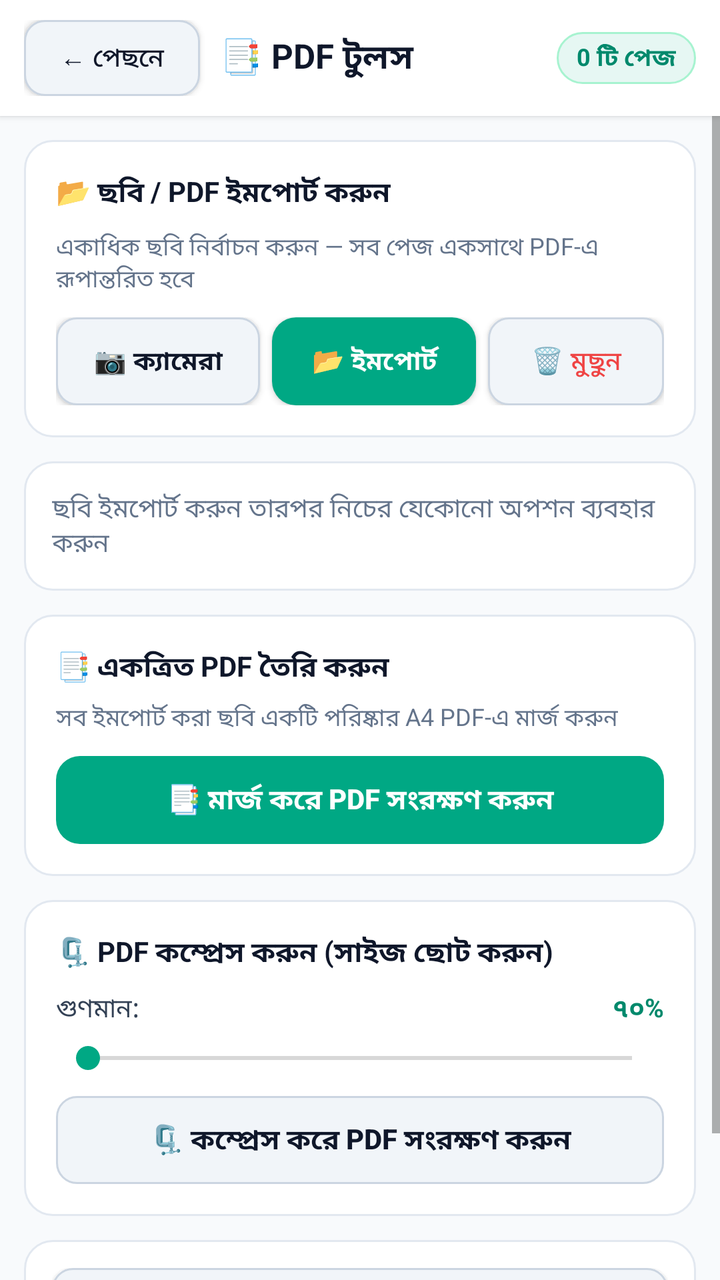
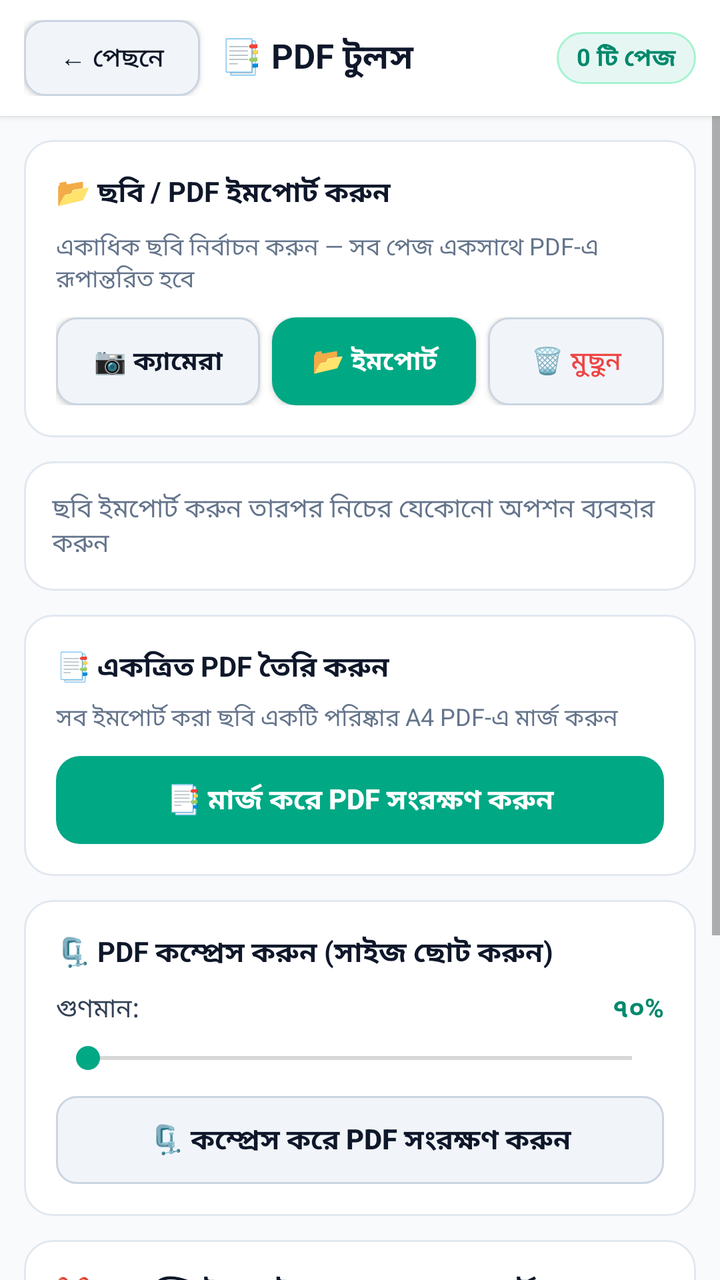

An Android layout rendered at two revisions. The XML below is the earlier revision; the diff shows what the commit changed to produce the second picture.
<!-- AndroidManifest.xml: application theme Theme.CamLabStudio -->
<!-- res/layout/activity_pdf_tools.xml -->
<?xml version="1.0" encoding="utf-8"?>
<LinearLayout xmlns:android="http://schemas.android.com/apk/res/android"
    android:layout_width="match_parent"
    android:layout_height="match_parent"
    android:orientation="vertical"
    android:background="#F8FAFC"
    android:fitsSystemWindows="true">

    
    <LinearLayout
        android:layout_width="match_parent"
        android:layout_height="wrap_content"
        android:background="#FFFFFF"
        android:paddingHorizontal="12dp"
        android:paddingVertical="10dp"
        android:gravity="center_vertical"
        android:elevation="2dp">

        <androidx.appcompat.widget.AppCompatButton
            android:id="@+id/btn_pdf_back"
            android:layout_width="wrap_content"
            android:layout_height="38dp"
            android:paddingHorizontal="12dp"
            android:text="← পেছনে"
            android:textAllCaps="false"
            android:background="@drawable/bg_btn_outline"
            android:textColor="#0F172A"
            android:textSize="13sp" />

        <TextView
            android:layout_width="0dp"
            android:layout_height="wrap_content"
            android:layout_weight="1"
            android:layout_marginStart="10dp"
            android:text="📑 PDF টুলস"
            android:textColor="#0F172A"
            android:textSize="17sp"
            android:textStyle="bold" />

        <TextView
            android:id="@+id/tv_pdf_page_count"
            android:layout_width="wrap_content"
            android:layout_height="wrap_content"
            android:background="@drawable/bg_chip"
            android:paddingHorizontal="10dp"
            android:paddingVertical="4dp"
            android:text="0 টি পেজ"
            android:textColor="#00896C"
            android:textStyle="bold"
            android:textSize="12sp" />
    </LinearLayout>

    
    <ProgressBar
        android:id="@+id/pb_pdf_tools"
        android:layout_width="match_parent"
        android:layout_height="4dp"
        style="?android:attr/progressBarStyleHorizontal"
        android:visibility="gone"
        android:indeterminate="true"
        android:progressTint="#00896C" />

    <ScrollView
        android:layout_width="match_parent"
        android:layout_height="0dp"
        android:layout_weight="1">

        <LinearLayout
            android:layout_width="match_parent"
            android:layout_height="wrap_content"
            android:orientation="vertical"
            android:padding="12dp">

            
            <LinearLayout
                android:layout_width="match_parent"
                android:layout_height="wrap_content"
                android:orientation="vertical"
                android:background="@drawable/bg_card"
                android:padding="16dp"
                android:layout_marginBottom="12dp">

                <TextView
                    android:layout_width="wrap_content"
                    android:layout_height="wrap_content"
                    android:text="📂 ছবি / PDF ইমপোর্ট করুন"
                    android:textColor="#0F172A"
                    android:textStyle="bold"
                    android:textSize="14sp"
                    android:layout_marginBottom="8dp" />

                <TextView
                    android:layout_width="wrap_content"
                    android:layout_height="wrap_content"
                    android:text="একাধিক ছবি নির্বাচন করুন — সব পেজ একসাথে PDF-এ রূপান্তরিত হবে"
                    android:textColor="#64748B"
                    android:textSize="12sp"
                    android:layout_marginBottom="10dp" />

                <LinearLayout android:layout_width="match_parent" android:layout_height="wrap_content" android:orientation="horizontal">
                    <androidx.appcompat.widget.AppCompatButton
                        android:id="@+id/btn_pdf_camera"
                        android:layout_width="0dp"
                        android:layout_height="44dp"
                        android:layout_weight="1"
                        android:layout_marginEnd="6dp"
                        android:text="📷 ক্যামেরা"
                        android:textAllCaps="false"
                        android:textColor="#0F172A"
                        android:textSize="13sp"
                        android:textStyle="bold"
                        android:background="@drawable/bg_btn_outline" />

                    <androidx.appcompat.widget.AppCompatButton
                        android:id="@+id/btn_pdf_import"
                        android:layout_width="0dp"
                        android:layout_height="44dp"
                        android:layout_weight="1"
                        android:layout_marginEnd="6dp"
                        android:text="📂 ইমপোর্ট"
                        android:textAllCaps="false"
                        android:textColor="#FFFFFF"
                        android:textSize="13sp"
                        android:textStyle="bold"
                        android:background="@drawable/bg_btn_primary" />

                    <androidx.appcompat.widget.AppCompatButton
                        android:id="@+id/btn_pdf_clear"
                        android:layout_width="wrap_content"
                        android:layout_height="44dp"
                        android:paddingHorizontal="10dp"
                        android:text="🗑️ মুছুন"
                        android:textAllCaps="false"
                        android:textColor="#EF4444"
                        android:textSize="13sp"
                        android:background="@drawable/bg_btn_outline" />
                </LinearLayout>
            </LinearLayout>

            
            <LinearLayout
                android:layout_width="match_parent"
                android:layout_height="wrap_content"
                android:orientation="vertical"
                android:background="@drawable/bg_card"
                android:padding="14dp"
                android:layout_marginBottom="12dp">

                <TextView
                    android:id="@+id/tv_pdf_status"
                    android:layout_width="match_parent"
                    android:layout_height="wrap_content"
                    android:text="ছবি ইমপোর্ট করুন তারপর নিচের যেকোনো অপশন ব্যবহার করুন"
                    android:textColor="#64748B"
                    android:textSize="13sp" />
            </LinearLayout>

            
            <LinearLayout
                android:layout_width="match_parent"
                android:layout_height="wrap_content"
                android:orientation="vertical"
                android:background="@drawable/bg_card"
                android:padding="16dp"
                android:layout_marginBottom="12dp">

                <TextView
                    android:layout_width="wrap_content"
                    android:layout_height="wrap_content"
                    android:text="📑 একত্রিত PDF তৈরি করুন"
                    android:textColor="#0F172A"
                    android:textStyle="bold"
                    android:textSize="14sp"
                    android:layout_marginBottom="6dp" />

                <TextView
                    android:layout_width="wrap_content"
                    android:layout_height="wrap_content"
                    android:text="সব ইমপোর্ট করা ছবি একটি পরিষ্কার A4 PDF-এ মার্জ করুন"
                    android:textColor="#64748B"
                    android:textSize="12sp"
                    android:layout_marginBottom="10dp" />

                <androidx.appcompat.widget.AppCompatButton
                    android:id="@+id/btn_pdf_merge"
                    android:layout_width="match_parent"
                    android:layout_height="44dp"
                    android:text="📑 মার্জ করে PDF সংরক্ষণ করুন"
                    android:textAllCaps="false"
                    android:textColor="#FFFFFF"
                    android:textSize="14sp"
                    android:textStyle="bold"
                    android:background="@drawable/bg_btn_primary"
                    android:enabled="false" />
            </LinearLayout>

            
            <LinearLayout
                android:layout_width="match_parent"
                android:layout_height="wrap_content"
                android:orientation="vertical"
                android:background="@drawable/bg_card"
                android:padding="16dp"
                android:layout_marginBottom="12dp">

                <TextView
                    android:layout_width="wrap_content"
                    android:layout_height="wrap_content"
                    android:text="🗜️ PDF কম্প্রেস করুন (সাইজ ছোট করুন)"
                    android:textColor="#0F172A"
                    android:textStyle="bold"
                    android:textSize="14sp"
                    android:layout_marginBottom="8dp" />

                <LinearLayout android:layout_width="match_parent" android:layout_height="wrap_content" android:orientation="horizontal" android:gravity="center_vertical" android:layout_marginBottom="6dp">
                    <TextView android:layout_width="0dp" android:layout_height="wrap_content" android:layout_weight="1" android:text="গুণমান:" android:textColor="#334155" android:textSize="13sp" />
                    <TextView android:id="@+id/tv_pdf_quality_val" android:layout_width="wrap_content" android:layout_height="wrap_content" android:text="৭০%" android:textColor="#00896C" android:textStyle="bold" android:textSize="13sp" />
                </LinearLayout>

                <SeekBar
                    android:id="@+id/sb_pdf_quality"
                    android:layout_width="match_parent"
                    android:layout_height="wrap_content"
                    android:layout_marginBottom="10dp" />

                <androidx.appcompat.widget.AppCompatButton
                    android:id="@+id/btn_pdf_compress"
                    android:layout_width="match_parent"
                    android:layout_height="44dp"
                    android:text="🗜️ কম্প্রেস করে PDF সংরক্ষণ করুন"
                    android:textAllCaps="false"
                    android:textColor="#0F172A"
                    android:textSize="14sp"
                    android:textStyle="bold"
                    android:background="@drawable/bg_btn_outline"
                    android:enabled="false" />
            </LinearLayout>

            
            <LinearLayout
                android:layout_width="match_parent"
                android:layout_height="wrap_content"
                android:orientation="vertical"
                android:background="@drawable/bg_card"
                android:padding="14dp"
                android:layout_marginBottom="24dp">

                <androidx.appcompat.widget.AppCompatButton
                    android:id="@+id/btn_pdf_share_last"
                    android:layout_width="match_parent"
                    android:layout_height="40dp"
                    android:text="📤 শেষ PDF শেয়ার করুন"
                    android:textAllCaps="false"
                    android:textColor="#0F172A"
                    android:textSize="13sp"
                    android:background="@drawable/bg_btn_outline" />
            </LinearLayout>
        </LinearLayout>
    </ScrollView>
</LinearLayout>
<!-- resources referenced by this layout -->
<resources>
  <!-- drawable bg_btn_outline (drawable) -->
  <?xml version="1.0" encoding="utf-8"?>
  <shape xmlns:android="http://schemas.android.com/apk/res/android" android:shape="rectangle">
      <solid android:color="#F1F5F9" />
      <corners android:radius="10dp" />
      <stroke android:width="1dp" android:color="#CBD5E1" />
  </shape>
  <!-- drawable bg_btn_primary (drawable) -->
  <?xml version="1.0" encoding="utf-8"?>
  <shape xmlns:android="http://schemas.android.com/apk/res/android" android:shape="rectangle">
      <solid android:color="#00A884" />
      <corners android:radius="12dp" />
  </shape>
  <!-- drawable bg_card (drawable) -->
  <?xml version="1.0" encoding="utf-8"?>
  <shape xmlns:android="http://schemas.android.com/apk/res/android" android:shape="rectangle">
      <solid android:color="#FFFFFF" />
      <corners android:radius="14dp" />
      <stroke android:width="1dp" android:color="#E2E8F0" />
  </shape>
  <!-- drawable bg_chip (drawable) -->
  <?xml version="1.0" encoding="utf-8"?>
  <shape xmlns:android="http://schemas.android.com/apk/res/android" android:shape="rectangle">
      <solid android:color="#E6F7F3" />
      <corners android:radius="20dp" />
      <stroke android:width="1dp" android:color="#A7F3D0" />
  </shape>
  <style name="Theme.CamLabStudio" parent="Theme.MaterialComponents.Light.NoActionBar">
          <item name="colorPrimary">#00A884</item>
          <item name="colorPrimaryDark">#00896C</item>
          <item name="colorAccent">#00A884</item>
          <item name="android:statusBarColor">#00896C</item>
          <item name="android:textAllCaps">false</item>
      </style>
</resources>

<!-- the commit's change to res/layout/activity_pdf_tools.xml (unified diff, before → after) -->
@@ -242,6 +242,66 @@
                 android:layout_height="wrap_content"
                 android:orientation="vertical"
                 android:background="@drawable/bg_card"
+                android:padding="16dp"
+                android:layout_marginBottom="12dp">
+
+                <TextView
+                    android:layout_width="wrap_content"
+                    android:layout_height="wrap_content"
+                    android:text="✂️ PDF স্প্লিট, লং ইমেজ ও JPG কনভার্টার"
+                    android:textColor="#0F172A"
+                    android:textStyle="bold"
+                    android:textSize="14sp"
+                    android:layout_marginBottom="8dp" />
+
+                <LinearLayout
+                    android:layout_width="match_parent"
+                    android:layout_height="wrap_content"
+                    android:orientation="horizontal"
+                    android:layout_marginBottom="8dp">
+
+                    <androidx.appcompat.widget.AppCompatButton
+                        android:id="@+id/btn_pdf_long_img"
+                        android:layout_width="0dp"
+                        android:layout_height="40dp"
+                        android:layout_weight="1"
+                        android:layout_marginEnd="6dp"
+                        android:text="🖼️ লং ইমেজ স্টিচ"
+                        android:textAllCaps="false"
+                        android:textColor="#0F172A"
+                        android:textSize="12sp"
+                        android:background="@drawable/bg_btn_outline" />
+
+                    <androidx.appcompat.widget.AppCompatButton
+                        android:id="@+id/btn_pdf_split_pages"
+                        android:layout_width="0dp"
+                        android:layout_height="40dp"
+                        android:layout_weight="1"
+                        android:text="✂️ পেজ আলাদা (Split)"
+                        android:textAllCaps="false"
+                        android:textColor="#0F172A"
+                        android:textSize="12sp"
+                        android:background="@drawable/bg_btn_outline" />
+                </LinearLayout>
+
+                <androidx.appcompat.widget.AppCompatButton
+                    android:id="@+id/btn_pdf_export_jpgs"
+                    android:layout_width="match_parent"
+                    android:layout_height="40dp"
+                    android:text="🗂️ সব পেজ আলাদা JPG হিসেবে সেভ করুন"
+                    android:textAllCaps="false"
+                    android:textColor="#00896C"
+                    android:textSize="12sp"
+                    android:textStyle="bold"
+                    android:background="@drawable/bg_chip" />
+            </LinearLayout>
+
+            
+            <LinearLayout
+                android:layout_width="match_parent"
+                android:layout_height="wrap_content"
+                android:orientation="vertical"
+                android:background="@drawable/bg_card"
                 android:padding="14dp"
                 android:layout_marginBottom="24dp">
 
